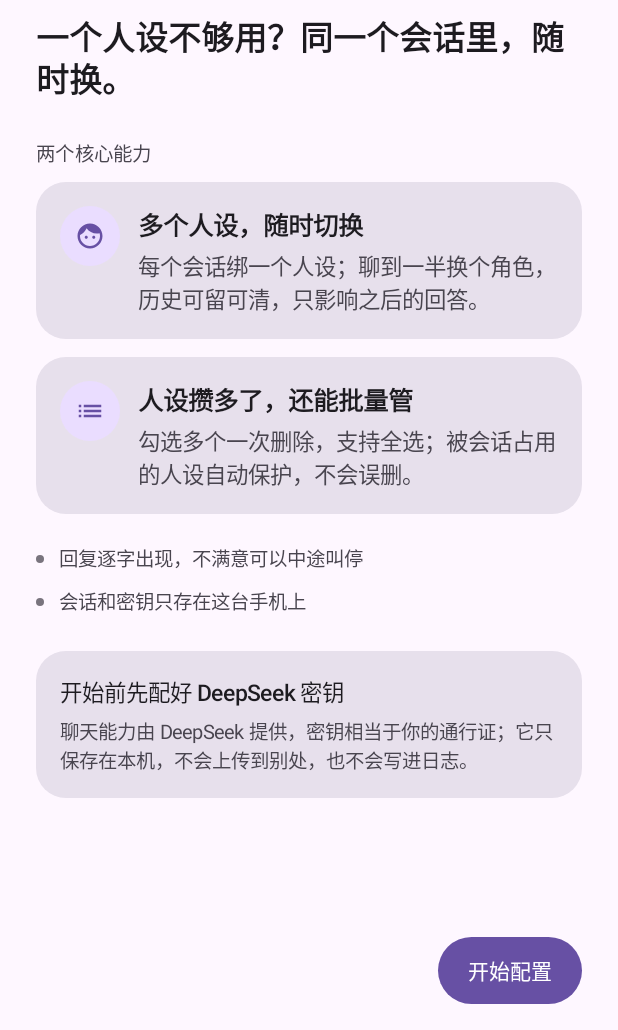
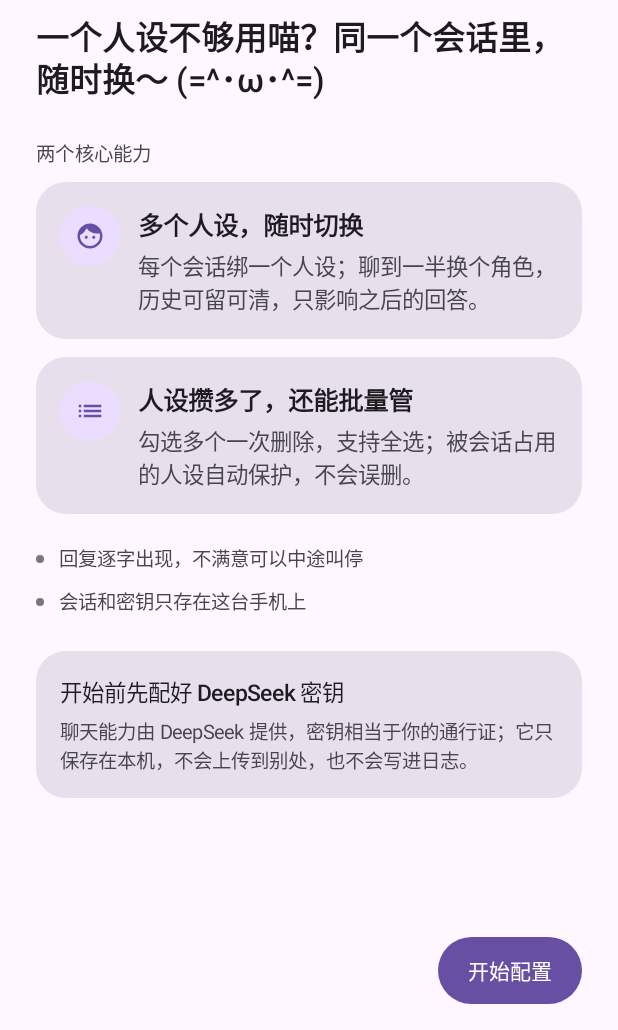
Before and after one commit to ksniganma123/deepseekAPIchat, an Android app built with Jetpack Compose: the screen it shows after launch (MainActivity), on a phone screen of 412 x 824 dp, the part 206-1236 px from its top. Run offline under Robolectric (Android 15) with nearby library versions, the phone set to English and light mode, and no system bars; our stand-ins replace Room's generated code; libraries missing offline, so code that uses them is left out: okhttp3.sse; 4 statements that could not run were skipped.

Commit message:
feat(1.5): 猫娘风提示文案 + 背景图透明度可调

```diff
--- a/app/build.gradle.kts
+++ b/app/build.gradle.kts
@@ -29,8 +29,8 @@ android {
         applicationId = "com.example.multipromptchat"
         minSdk = 26
         targetSdk = 36
-        versionCode = 4
-        versionName = "1.4"
+        versionCode = 5
+        versionName = "1.5"
     }
 
     signingConfigs {
--- a/app/src/main/java/com/example/multipromptchat/data/repository/SettingsRepository.kt
+++ b/app/src/main/java/com/example/multipromptchat/data/repository/SettingsRepository.kt
@@ -18,6 +18,10 @@ const val CONTEXT_MESSAGES_DEFAULT = 20
 /** 默认主色调（与 ui/theme/Color.kt 的 LightAccent 一致） */
 const val DEFAULT_ACCENT_ARGB = 0xFF3A7AFEL
 
+const val BACKGROUND_OPACITY_MIN = 0.05f
+const val BACKGROUND_OPACITY_MAX = 0.95f
+const val DEFAULT_BACKGROUND_OPACITY = 0.18f
+
 /**
  * 1.2 外观设置：自定义背景图 + 自定义主色调。两者都有默认值兜底，
  * 背景图为空 / 文件丢失时退回纯色背景。
@@ -27,6 +31,11 @@ data class AppearanceSettings(
     val backgroundPath: String? = null,
     /** 主色调种子色（ARGB）。 */
     val accentArgb: Long = DEFAULT_ACCENT_ARGB,
+    /**
+     * 背景图的显示强度 0.05~0.95（越大图片越明显，越小越接近纯色）。
+     * 渲染时用 (1 - 该值) 作为蒙层透明度，默认 0.18 与 1.2/1.3 的观感一致。
+     */
+    val backgroundOpacity: Float = DEFAULT_BACKGROUND_OPACITY,
 ) {
     val hasBackground: Boolean get() = !backgroundPath.isNullOrBlank()
 }
@@ -151,6 +160,10 @@ class SettingsRepository(context: Context) {
         }
         _appearance.value = AppearanceSettings(
             backgroundPath = validBackground,
+            backgroundOpacity = runCatching {
+                plainPreferences.getFloat(KEY_APPEARANCE_OPACITY, DEFAULT_BACKGROUND_OPACITY)
+            }.getOrDefault(DEFAULT_BACKGROUND_OPACITY)
+                .coerceIn(BACKGROUND_OPACITY_MIN, BACKGROUND_OPACITY_MAX),
             accentArgb = runCatching {
                 plainPreferences.getLong(KEY_APPEARANCE_ACCENT, DEFAULT_ACCENT_ARGB)
             }.getOrDefault(DEFAULT_ACCENT_ARGB),
@@ -222,6 +235,14 @@ class SettingsRepository(context: Context) {
         _appearance.value = current.copy(backgroundPath = path)
     }
 
+    /** 1.5：设置背景图透明度（显示强度），即时生效并持久化 */
+    fun setBackgroundOpacity(value: Float) {
+        val current = _appearance.value
+        val clamped = value.coerceIn(BACKGROUND_OPACITY_MIN, BACKGROUND_OPACITY_MAX)
+        plainPreferences.edit().putFloat(KEY_APPEARANCE_OPACITY, clamped).apply()
+        _appearance.value = current.copy(backgroundOpacity = clamped)
+    }
+
     /** 1.2：设置主色调（ARGB），即时生效 */
     fun setAccentColor(argb: Long) {
         val current = _appearance.value
@@ -270,5 +291,6 @@ class SettingsRepository(context: Context) {
         const val KEY_CHAT_MODEL = "chat_model"
         const val KEY_APPEARANCE_BACKGROUND = "appearance_background_path"
         const val KEY_APPEARANCE_ACCENT = "appearance_accent_argb"
+        const val KEY_APPEARANCE_OPACITY = "appearance_background_opacity"
     }
 }
--- a/app/src/main/java/com/example/multipromptchat/ui/Strings.kt
+++ b/app/src/main/java/com/example/multipromptchat/ui/Strings.kt
@@ -12,8 +12,8 @@ object Strings {
     const val tabSettings = "设置"
 
     // 1.3：横屏三栏的详情占位
-    const val detailPickConversation = "请选择一个会话喵~"
-    const val detailPickPrompt = "选择或新建一个人设喵~"
+    const val detailPickConversation = "请选择一个会话喵~（=^･ω･^=）"
+    const val detailPickPrompt = "选择或新建一个人设喵~（｡•̀ᴗ-）✧"
 
     // Common
     const val cancel = "取消"
@@ -29,8 +29,8 @@ object Strings {
 
     // Conversation list
     const val conversationsTitle = "会话"
-    const val emptyConversationsTitle = "还没有会话"
-    const val emptyConversationsDesc = "点右上角「新建」，选一个人设就能开始聊。"
+    const val emptyConversationsTitle = "还没有会话喵~"
+    const val emptyConversationsDesc = "点右上角「新建」，选一个人设就能开始聊～ (๑•̀ㅂ•́)و✧"
     const val newConversationTitle = "新建会话"
     const val conversationTitleLabel = "标题（可选）"
     const val conversationTitlePlaceholder = "留空则自动命名"
@@ -48,7 +48,7 @@ object Strings {
     const val inputHint = "发消息…"
     const val send = "发送"
     const val stop = "停止生成"
-    const val thinking = "思考中…"
+    const val thinking = "让我想想喵…"
     const val switchPromptHint = "点标签切换人设"
     const val switchPromptTitle = "切换人设"
     const val switchPromptSubtitle = "只影响之后的对话风格"
@@ -57,8 +57,8 @@ object Strings {
     const val switchPromptResetTitle = "要清空历史吗？"
     const val currentPrompt = "当前人设"
     const val noPrompt = "未绑定"
-    const val emptyChatTitle = "开始聊天"
-    const val emptyChatDesc = "输入问题并发送，回复会逐字流式出现。"
+    const val emptyChatTitle = "开始聊天喵~"
+    const val emptyChatDesc = "输入问题并发送，回复会逐字流式出现～ (＾・ω・＾)"
     const val dismiss = "知道了"
     const val apiKeyMissing = "还没有填写密钥，先去设置页填一下吧"
     const val loading = "加载中…"
@@ -78,15 +78,15 @@ object Strings {
     const val deletePromptTitle = "删除 Prompt"
     const val nameRequired = "名称不能为空"
     const val systemPromptRequired = "角色设定不能为空"
-    const val emptyPromptsTitle = "还没有 Prompt 模板"
-    const val emptyPromptsDesc = "每个模板是一段角色设定，会话内可随时切换。"
+    const val emptyPromptsTitle = "还没有 Prompt 模板喵~"
+    const val emptyPromptsDesc = "每个模板是一段角色设定，会话内可随时切换～ (｡•̀ᴗ-)✧"
 
     // Settings
     const val settingsTitle = "设置"
     const val apiKeySection = "连接码"
     const val apiKeyLabel = "DeepSeek 密钥"
     const val apiKeyPlaceholder = "sk-…"
-    const val apiKeySaved = "已加密保存"
+    const val apiKeySaved = "已加密保存喵~"
     const val apiKeyCleared = "已清除 API Key"
     const val apiKeyEmpty = "尚未设置 API Key"
     const val apiKeyStored = "已保存："
@@ -100,7 +100,7 @@ object Strings {
     const val aboutSection = "关于"
     const val appName = "deepseekAPIchat"
     const val appTagline = "多 Prompt 人设 · 流式对话"
-    const val appVersion = "版本 1.4"
+    const val appVersion = "版本 1.5"
     const val copyrightHolder = "© 2026 K5NGM_JiYuxi"
     const val licenseSummary = "本项目以 MIT 协议开源：可自由使用、修改、分发，请保留版权声明与许可声明。"
     const val viewLicense = "查看许可证文本"
@@ -133,7 +133,7 @@ object Strings {
     // ---- 增量 A：密钥配置引导 / 测试连接 -------------------------------
     const val testConnection = "测试连接"
     const val testingConnection = "正在测试连接…"
-    const val connectionOk = "连接正常，可以开始聊天了"
+    const val connectionOk = "连接正常，可以开始聊天了喵~"
     const val apiKeyInvalid = "密钥无效，请检查是否复制完整"
     const val apiKeyNoBalance = "密钥能用，但账户余额不足"
     const val apiKeyRateLimited = "请求太频繁了，稍后再试"
@@ -171,7 +171,7 @@ object Strings {
 
     // 第 1 步：欢迎 + 这是什么软件
     const val onboardingWelcomeTitle = "欢迎使用 deepseekAPIchat"
-    const val onboardingWelcomeLead = "一个人设不够用？同一个会话里，随时换。"
+    const val onboardingWelcomeLead = "一个人设不够用喵？同一个会话里，随时换～ (=^･ω･^=)"
     const val welcomeCoreLabel = "两个核心能力"
     const val welcomeFeatureSwitchTitle = "多个人设，随时切换"
     const val welcomeFeatureSwitchBody =
@@ -239,6 +239,8 @@ object Strings {
     const val appearanceAccentDefault = "默认蓝"
 
     // 图片相关的通用上限说明（与 ImageStore 常量保持一致）
+    const val appearanceBackgroundOpacityTitle = "背景透明度"
+    const val appearanceBackgroundOpacityDesc = "数值越大图片越明显，越小越接近纯色"
     const val imageLimitsHint = "支持 JPEG / PNG / WebP，单张不超过 8 MB"
     const val imageProcessing = "正在压缩图片…"
 
@@ -295,6 +297,8 @@ object Strings {
     // ---- 1.2：图片附件的错误提示（都用人话） ----------------------------
     fun imageAttached(sizeKb: Long): String = "已附加 1 张图片（约 ${sizeKb} KB）"
 
+    fun backgroundOpacityValue(percent: Int): String = "$percent%"
+
     fun imageTooLarge(maxMb: Int): String = "图片太大了，请换一张小于 ${maxMb} MB 的"
 
     fun imageUnsupported(): String = "这个格式暂时不支持，请换成 JPEG / PNG / WebP"
@@ -307,7 +311,7 @@ object Strings {
 
     fun promptSelectedCount(count: Int): String = "已选 $count 项"
 
-    fun promptsDeleted(count: Int): String = "已删除 $count 个人设"
+    fun promptsDeleted(count: Int): String = "已删除 $count 个人设喵~"
 
     fun promptsDeletedPartial(deleted: Int, blocked: Int, failed: Int): String {
         val parts = mutableListOf("已删除 $deleted 个")
--- a/app/src/main/java/com/example/multipromptchat/ui/settings/SettingsViewModel.kt
+++ b/app/src/main/java/com/example/multipromptchat/ui/settings/SettingsViewModel.kt
@@ -223,6 +223,11 @@ class SettingsViewModel(
         settingsRepository.setAccentColor(argb)
     }
 
+    /** 1.5：背景图透明度（显示强度），拖动即时生效 */
+    fun setBackgroundOpacity(value: Float) {
+        settingsRepository.setBackgroundOpacity(value)
+    }
+
     /** 1.2：把图片导入失败的原因翻译成人话显示在设置页顶部。 */
     fun reportImageError(failure: ImageStore.Failure) {
         message.value = when (failure) {
```
Also changed, not shown: app/src/main/java/com/example/multipromptchat/ui/navigation/AppNavHost.kt (+6 -1 lines), app/src/main/java/com/example/multipromptchat/ui/settings/SettingsScreen.kt (+34 -0 lines), 2 other files.
